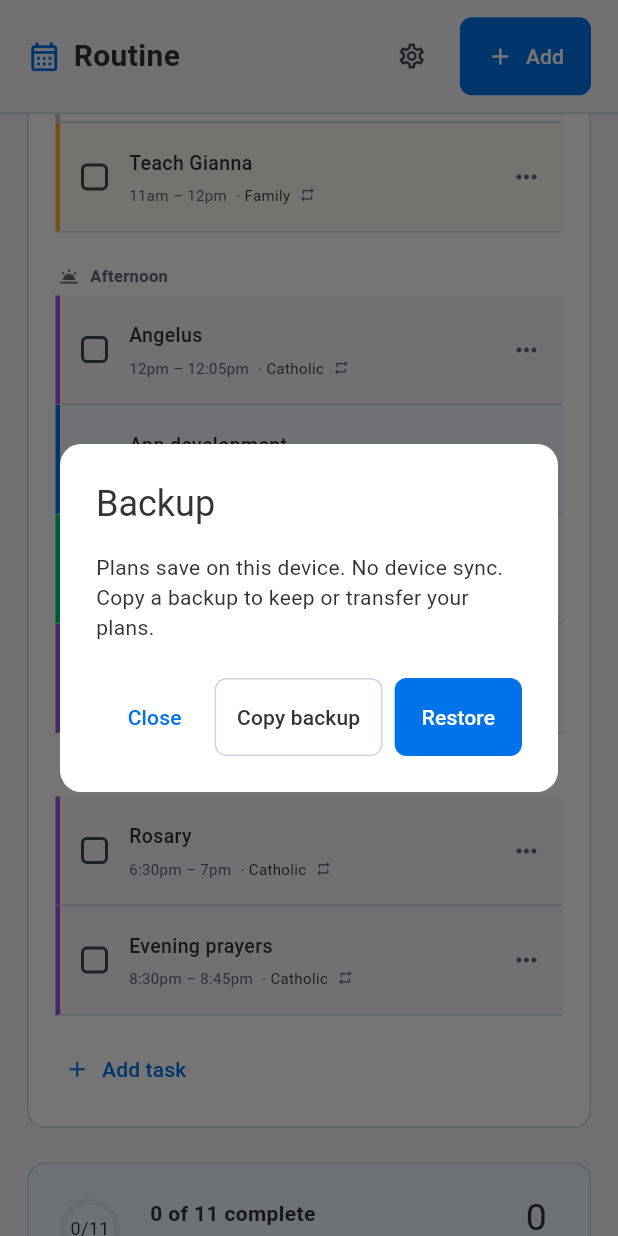
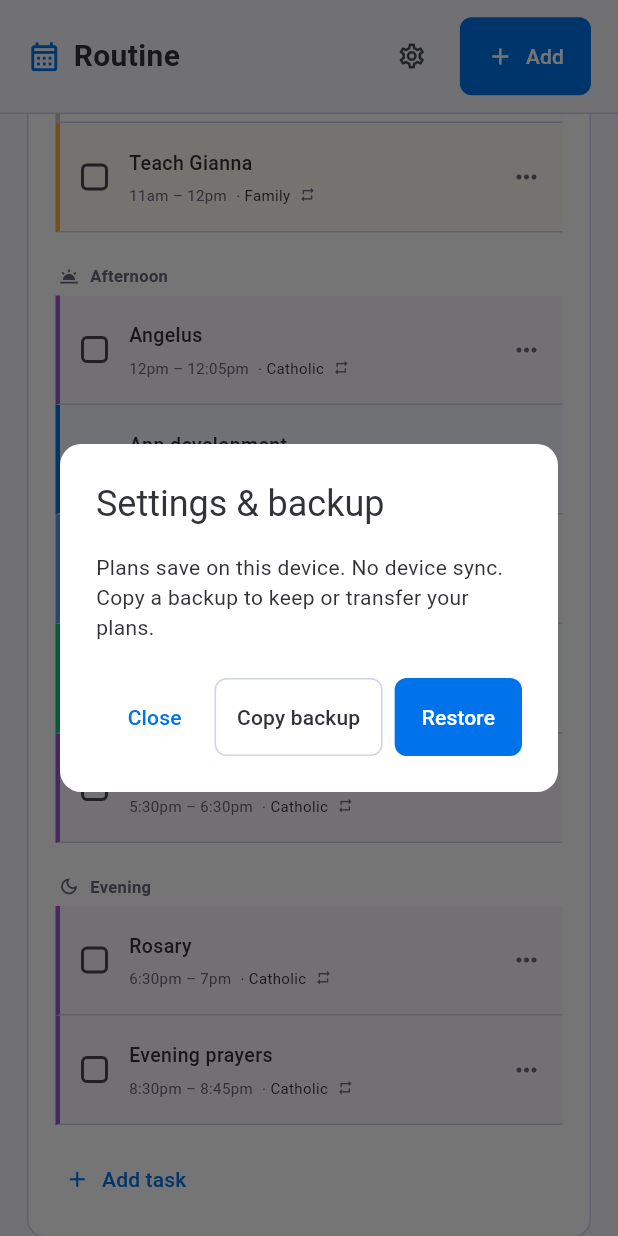
Before and after one commit to JoaoPedra-AMDG/Routine, a Flutter app: the screen it shows after launch, scrolled down 576 dp, after a tap on the "settings" icon, on a phone screen of 412 x 824 dp. Run offline on Flutter 3.47's test engine with Material 3 defaults, Android fonts, the phone set to English and light mode, and no system bars; our stand-ins replace web; missing offline and left inert: dart:js_interop.

Commit message:
Enable web app installation and update schedule

```diff
--- a/lib/routine_app.dart
+++ b/lib/routine_app.dart
@@ -5,6 +5,9 @@ import 'schedule.dart';
 import 'storage.dart';
 import 'theme.dart';
 import 'plan_editor.dart';
+import 'web_shell_stub.dart'
+    if (dart.library.js_interop) 'web_shell_web.dart'
+    as shell;
 
 class RoutineApp extends StatelessWidget {
   const RoutineApp({
@@ -227,16 +230,67 @@ class _SchedulePageState extends State<SchedulePage> {
     }
   }
 
+  Future<void> _installWebApp() async {
+    String result;
+    try {
+      result = await shell.installApp();
+    } catch (_) {
+      result = 'unavailable';
+    }
+    if (!mounted) return;
+    if (result == 'accepted') {
+      _message('Installation requested.');
+    } else if (result == 'installed') {
+      _message('Routine is already installed.');
+    } else if (result != 'dismissed') {
+      await showDialog<void>(
+        context: context,
+        builder:
+            (c) => AlertDialog(
+              title: const Text('Install Routine'),
+              content: const Text(
+                'Android or desktop: open Routine in Chrome or Edge, then choose Install app or Add to Home screen from the browser menu.\n\niPhone or iPad: open Routine in Safari, then Share → Add to Home Screen.',
+              ),
+              actions: [
+                TextButton(
+                  onPressed: () => Navigator.pop(c),
+                  child: const Text('Close'),
+                ),
+              ],
+            ),
+      );
+    }
+  }
+
   Future<void> _backup() async {
     await showDialog<void>(
       context: context,
       builder:
           (c) => AlertDialog(
-            title: const Text('Backup'),
-            content: const SizedBox(
+            title: const Text('Settings & backup'),
+            content: SizedBox(
               width: 360,
-              child: Text(
-                'Plans save on this device. No device sync. Copy a backup to keep or transfer your plans.',
+              child: Column(
+                mainAxisSize: MainAxisSize.min,
+                crossAxisAlignment: CrossAxisAlignment.stretch,
+                children: [
+                  if (shell.supportsInstallation) ...[
+                    OutlinedButton.icon(
+                      onPressed: () {
+                        Navigator.pop(c);
+                        _installWebApp();
+                      },
+                      icon: const Icon(Icons.install_mobile_outlined, size: 19),
+                      label: const Text('Install app'),
+                    ),
+                    const SizedBox(height: 12),
+                    const Divider(),
+                    const SizedBox(height: 12),
+                  ],
+                  const Text(
+                    'Plans save on this device. No device sync. Copy a backup to keep or transfer your plans.',
+                  ),
+                ],
               ),
             ),
             actions: [
@@ -423,7 +477,7 @@ class _SchedulePageState extends State<SchedulePage> {
           const Text('SAST', style: TextStyle(fontSize: 11, color: muted)),
         const SizedBox(width: 12),
         IconButton(
-          tooltip: 'Backup and restore',
+          tooltip: 'Settings & backup',
           onPressed: _backup,
           icon: const Icon(Icons.settings_outlined, size: 20),
         ),
--- a/lib/schedule.dart
+++ b/lib/schedule.dart
@@ -209,6 +209,8 @@ class Schedule {
   final Set<String> appliedEventUpdates = {};
   bool showRecurringEventsInMonth = true;
   void applyEventUpdates() {
+    const briefDetails =
+        'Prepare project briefs for EV/energy MSc vacation work and the go-kart project.\nInclude project scope and a bill of materials (BOM) sourced only from Wits vendors.\nCover the FHS exhibition and Science Forum go-kart demonstrations.\nInclude MSc research support and managing/supervising students during vacation work; vacation-work dates are not confirmed.\nBriefs, scope and BOM are needed by Thursday 19 November 2026.';
     const updates = [
       Plan(
         id: 'community-service-camp-2026',
@@ -232,11 +234,81 @@ class Schedule {
         notes:
             'Planned trip with friends, Thursday–Sunday. Travel times to confirm.',
       ),
+      Plan(
+        id: 'project-briefs-work-2026-11-18',
+        title: 'Prepare EV/go-kart project briefs',
+        date: '2026-11-18',
+        category: 'uni',
+        start: 900,
+        end: 1020,
+        notes: briefDetails,
+      ),
+      Plan(
+        id: 'project-briefs-due-2026-11-19',
+        title: 'Project briefs, scope & BOM due',
+        date: '2026-11-19',
+        kind: 'event',
+        category: 'uni',
+        allDay: true,
+        notes: briefDetails,
+      ),
+      Plan(
+        id: 'fhs-exhibition-2026-11-24',
+        title: 'FHS go-kart exhibition (provisional)',
+        date: '2026-11-24',
+        kind: 'event',
+        category: 'uni',
+        allDay: true,
+        timeTbc: true,
+        notes:
+            'Go-kart exhibition. Provisional date: Tuesday 24 November 2026. Confirm date, times and venue.',
+      ),
     ];
     for (final plan in updates) {
       if (appliedEventUpdates.add(plan.id) &&
           !items.any((p) => p.id == plan.id)) {
         items.add(plan);
+      }
+    }
+    if (appliedEventUpdates.add('sfsa-2026-details-v1')) {
+      const forumDetails =
+          'Science Forum South Africa 2026 (SFSA 2026), 1–4 December 2026.\nVenue: CSIR International Convention Centre, Pretoria, South Africa.\nTheme: Igniting Conversations about Science – From Research to Impact.\nCo-hosts: Department of Science, Technology and Innovation (DSTI) and Science Diplomacy Capital for Africa (SDCfA).\nFocus: STI financing, innovation and entrepreneurship, science diplomacy, emerging technologies, and the science-society nexus.\nGo-kart exhibition at the Science Forum.';
+      const forumUpdates = {
+        'ev-opening': (
+          title: 'Science Forum: opening',
+          notes: 'Ministerial Opening Plenary: 1 December, 16:00–18:30.',
+        ),
+        'ev-reception': (
+          title: 'Science Forum: reception',
+          notes: 'Welcome Reception: 1 December, 18:30–21:30.',
+        ),
+        'ev-days': (
+          title: 'Science Forum: sessions & exhibition',
+          notes:
+              '2–3 December: parallel sessions, plenaries, exhibitions and networking. Exact times to confirm.',
+        ),
+        'ev-close': (
+          title: 'Science Forum: closing by 2pm',
+          notes:
+              '4 December: closing sessions finish by 14:00. Start time to confirm.',
+        ),
+      };
+      for (final entry in forumUpdates.entries) {
+        final index = items.indexWhere((p) => p.id == entry.key);
+        if (index < 0) continue;
+        final current = items[index];
+        final defaultTitle =
+            current.title.startsWith('EV presentation') ||
+            current.title == 'EV reception';
+        final details = '$forumDetails\n${entry.value.notes}';
+        items[index] = current.withChanges({
+          'title': defaultTitle ? entry.value.title : current.title,
+          'category': current.category == 'work' ? 'uni' : current.category,
+          'notes':
+              current.notes.trim().isEmpty
+                  ? details
+                  : '${current.notes.trim()}\n\n$details',
+        });
       }
     }
   }
--- a/lib/theme.dart
+++ b/lib/theme.dart
@@ -19,7 +19,7 @@ const categoryColors = <String, Color>{
   'catholic': Color(0xff9d50dd),
   'uni': Color(0xff579bfc),
   'family': Color(0xfffdab3d),
-  'friends': Color(0xffffcb00),
+  'friends': Color(0xffff5ac4),
   'exercise': Color(0xff00c875),
   'home': Color(0xffc4c4c4),
   'work': Color(0xff0073ea),
--- a/lib/web_shell_stub.dart
+++ b/lib/web_shell_stub.dart
@@ -1 +1,3 @@
 void prepareShell() {}
+bool get supportsInstallation => false;
+Future<String> installApp() async => 'unavailable';
--- a/lib/web_shell_web.dart
+++ b/lib/web_shell_web.dart
@@ -1,5 +1,11 @@
+import 'dart:js_interop';
 import 'package:web/web.dart' as web;
 
 void prepareShell() {
   web.document.getElementById('loading')?.remove();
 }
+
+bool get supportsInstallation => true;
+@JS('requestRoutineInstall')
+external JSPromise<JSString> _requestInstall();
+Future<String> installApp() async => (await _requestInstall().toDart).toDart;
```
Also changed, not shown: 9 other files.
